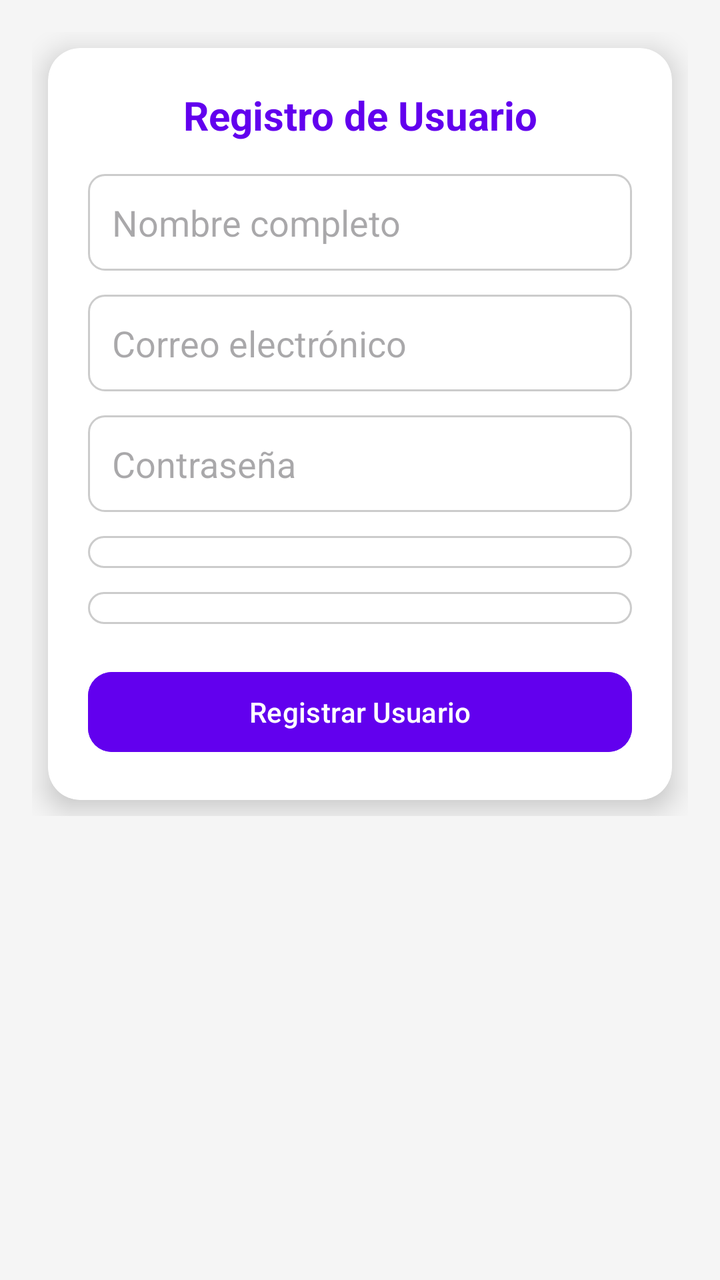
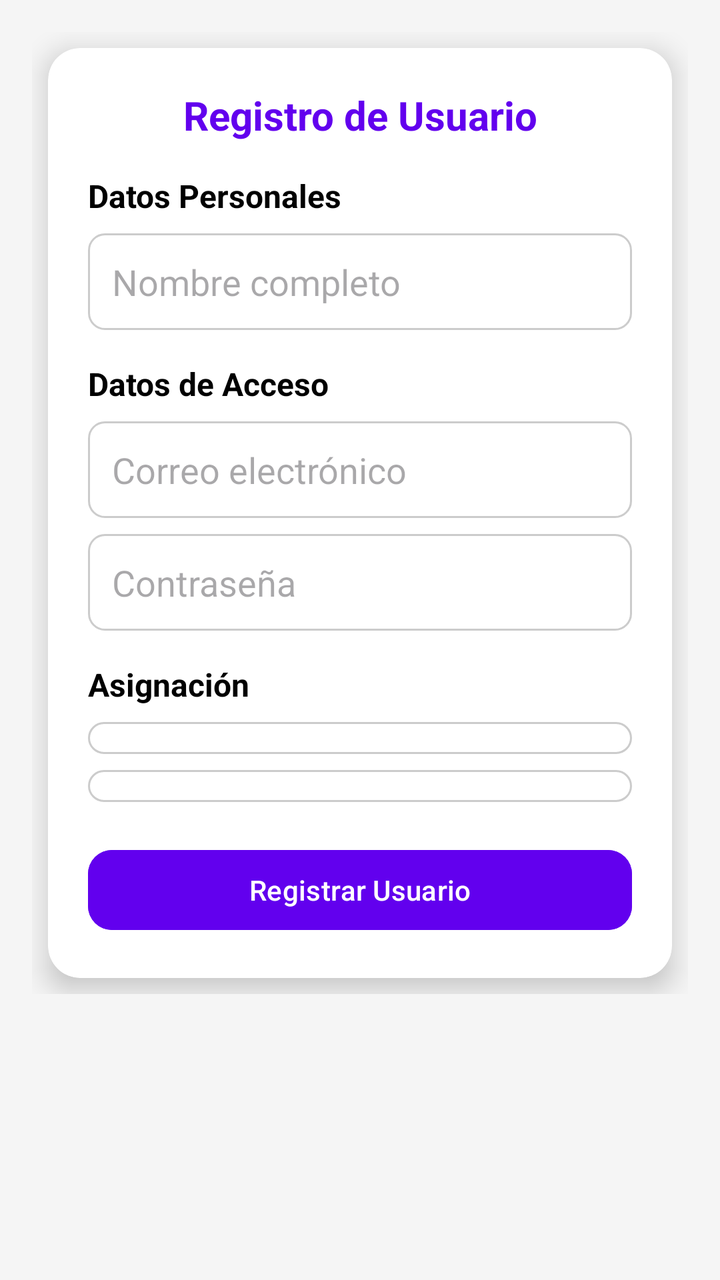

Before-and-after screenshots of an Android layout around one commit, followed by the original layout XML and the change that was made.
<!-- AndroidManifest.xml: application theme Theme.ProyectoAppCBT -->
<!-- res/layout/activity_registrar_usuario.xml -->
<?xml version="1.0" encoding="utf-8"?>
<ScrollView xmlns:android="http://schemas.android.com/apk/res/android"
    xmlns:app="http://schemas.android.com/apk/res-auto"
    android:layout_width="match_parent"
    android:layout_height="match_parent"
    android:background="#F5F5F5">

    <androidx.constraintlayout.widget.ConstraintLayout
        android:id="@+id/clRegistrarUsuario"
        android:layout_width="match_parent"
        android:layout_height="wrap_content"
        android:padding="16dp">

        
        <androidx.cardview.widget.CardView
            android:id="@+id/cardRegistrar"
            android:layout_width="0dp"
            android:layout_height="wrap_content"
            android:layout_margin="8dp"
            app:cardCornerRadius="16dp"
            app:cardElevation="8dp"
            app:layout_constraintTop_toTopOf="parent"
            app:layout_constraintBottom_toBottomOf="parent"
            app:layout_constraintStart_toStartOf="parent"
            app:layout_constraintEnd_toEndOf="parent">

            <androidx.constraintlayout.widget.ConstraintLayout
                android:layout_width="match_parent"
                android:layout_height="wrap_content"
                android:padding="20dp">

                
                <TextView
                    android:id="@+id/tvTitulo"
                    android:layout_width="0dp"
                    android:layout_height="wrap_content"
                    android:text="Registro de Usuario"
                    android:textSize="20sp"
                    android:textStyle="bold"
                    android:textColor="#6200EE"
                    android:gravity="center"
                    app:layout_constraintTop_toTopOf="parent"
                    app:layout_constraintStart_toStartOf="parent"
                    app:layout_constraintEnd_toEndOf="parent" />

                
                <EditText
                    android:id="@+id/etNombre"
                    android:layout_width="0dp"
                    android:layout_height="wrap_content"
                    android:hint="Nombre completo"
                    android:inputType="textPersonName"
                    android:background="@drawable/bg_edittext"
                    android:padding="12dp"
                    android:layout_marginTop="16dp"
                    app:layout_constraintTop_toBottomOf="@id/tvTitulo"
                    app:layout_constraintStart_toStartOf="parent"
                    app:layout_constraintEnd_toEndOf="parent" />

                
                <EditText
                    android:id="@+id/etEmail"
                    android:layout_width="0dp"
                    android:layout_height="wrap_content"
                    android:hint="Correo electrónico"
                    android:inputType="textEmailAddress"
                    android:background="@drawable/bg_edittext"
                    android:padding="12dp"
                    android:layout_marginTop="12dp"
                    app:layout_constraintTop_toBottomOf="@id/etNombre"
                    app:layout_constraintStart_toStartOf="parent"
                    app:layout_constraintEnd_toEndOf="parent" />

                
                <EditText
                    android:id="@+id/etPassword"
                    android:layout_width="0dp"
                    android:layout_height="wrap_content"
                    android:hint="Contraseña"
                    android:inputType="textPassword"
                    android:background="@drawable/bg_edittext"
                    android:padding="12dp"
                    android:layout_marginTop="12dp"
                    app:layout_constraintTop_toBottomOf="@id/etEmail"
                    app:layout_constraintStart_toStartOf="parent"
                    app:layout_constraintEnd_toEndOf="parent" />

                
                <Spinner
                    android:id="@+id/spinnerRol"
                    android:layout_width="0dp"
                    android:layout_height="wrap_content"
                    android:background="@drawable/bg_spinner"
                    android:padding="8dp"
                    android:layout_marginTop="12dp"
                    app:layout_constraintTop_toBottomOf="@id/etPassword"
                    app:layout_constraintStart_toStartOf="parent"
                    app:layout_constraintEnd_toEndOf="parent" />

                
                <Spinner
                    android:id="@+id/spinnerArea"
                    android:layout_width="0dp"
                    android:layout_height="wrap_content"
                    android:background="@drawable/bg_spinner"
                    android:padding="8dp"
                    android:layout_marginTop="12dp"
                    app:layout_constraintTop_toBottomOf="@id/spinnerRol"
                    app:layout_constraintStart_toStartOf="parent"
                    app:layout_constraintEnd_toEndOf="parent" />

                
                <Button
                    android:id="@+id/btnRegistrarUsuario"
                    android:layout_width="0dp"
                    android:layout_height="wrap_content"
                    android:text="Registrar Usuario"
                    android:backgroundTint="#6200EE"
                    android:textColor="#FFFFFF"
                    android:layout_marginTop="20dp"
                    app:cornerRadius="12dp"
                    app:layout_constraintTop_toBottomOf="@id/spinnerArea"
                    app:layout_constraintStart_toStartOf="parent"
                    app:layout_constraintEnd_toEndOf="parent" />

            </androidx.constraintlayout.widget.ConstraintLayout>
        </androidx.cardview.widget.CardView>

    </androidx.constraintlayout.widget.ConstraintLayout>
</ScrollView>
<!-- resources referenced by this layout -->
<resources>
  <!-- drawable bg_edittext (drawable) -->
  <shape xmlns:android="http://schemas.android.com/apk/res/android"
      android:shape="rectangle">
      <solid android:color="#FFFFFF"/>
      <corners android:radius="8dp"/>
      <stroke android:width="1dp" android:color="#CCCCCC"/>
  </shape>
  <!-- drawable bg_spinner (drawable) -->
  <shape xmlns:android="http://schemas.android.com/apk/res/android"
      android:shape="rectangle">
      <solid android:color="#FFFFFF"/>
      <corners android:radius="8dp"/>
      <stroke android:width="1dp" android:color="#CCCCCC"/>
  </shape>
  <style name="Theme.ProyectoAppCBT" parent="Base.Theme.ProyectoAppCBT" />
  <style name="Base.Theme.ProyectoAppCBT" parent="Theme.Material3.DayNight.NoActionBar">
          
          
      </style>
</resources>

<!-- the commit's change to res/layout/activity_registrar_usuario.xml (unified diff, before → after) -->
@@ -44,6 +44,19 @@
                     app:layout_constraintEnd_toEndOf="parent" />
 
                 
+                <TextView
+                    android:id="@+id/tvDatosPersonales"
+                    android:layout_width="0dp"
+                    android:layout_height="wrap_content"
+                    android:text="Datos Personales"
+                    android:textSize="16sp"
+                    android:textStyle="bold"
+                    android:textColor="#000000"
+                    android:layout_marginTop="16dp"
+                    app:layout_constraintTop_toBottomOf="@id/tvTitulo"
+                    app:layout_constraintStart_toStartOf="parent"
+                    app:layout_constraintEnd_toEndOf="parent" />
+
                 <EditText
                     android:id="@+id/etNombre"
                     android:layout_width="0dp"
@@ -52,12 +65,25 @@
                     android:inputType="textPersonName"
                     android:background="@drawable/bg_edittext"
                     android:padding="12dp"
-                    android:layout_marginTop="16dp"
-                    app:layout_constraintTop_toBottomOf="@id/tvTitulo"
-                    app:layout_constraintStart_toStartOf="parent"
-                    app:layout_constraintEnd_toEndOf="parent" />
-
-                
+                    android:layout_marginTop="8dp"
+                    app:layout_constraintTop_toBottomOf="@id/tvDatosPersonales"
+                    app:layout_constraintStart_toStartOf="parent"
+                    app:layout_constraintEnd_toEndOf="parent" />
+
+                
+                <TextView
+                    android:id="@+id/tvDatosAcceso"
+                    android:layout_width="0dp"
+                    android:layout_height="wrap_content"
+                    android:text="Datos de Acceso"
+                    android:textSize="16sp"
+                    android:textStyle="bold"
+                    android:textColor="#000000"
+                    android:layout_marginTop="16dp"
+                    app:layout_constraintTop_toBottomOf="@id/etNombre"
+                    app:layout_constraintStart_toStartOf="parent"
+                    app:layout_constraintEnd_toEndOf="parent" />
+
                 <EditText
                     android:id="@+id/etEmail"
                     android:layout_width="0dp"
@@ -66,12 +92,11 @@
                     android:inputType="textEmailAddress"
                     android:background="@drawable/bg_edittext"
                     android:padding="12dp"
-                    android:layout_marginTop="12dp"
-                    app:layout_constraintTop_toBottomOf="@id/etNombre"
-                    app:layout_constraintStart_toStartOf="parent"
-                    app:layout_constraintEnd_toEndOf="parent" />
-
-                
+                    android:layout_marginTop="8dp"
+                    app:layout_constraintTop_toBottomOf="@id/tvDatosAcceso"
+                    app:layout_constraintStart_toStartOf="parent"
+                    app:layout_constraintEnd_toEndOf="parent" />
+
                 <EditText
                     android:id="@+id/etPassword"
                     android:layout_width="0dp"
@@ -80,34 +105,144 @@
                     android:inputType="textPassword"
                     android:background="@drawable/bg_edittext"
                     android:padding="12dp"
-                    android:layout_marginTop="12dp"
+                    android:layout_marginTop="8dp"
                     app:layout_constraintTop_toBottomOf="@id/etEmail"
                     app:layout_constraintStart_toStartOf="parent"
                     app:layout_constraintEnd_toEndOf="parent" />
 
                 
+                <TextView
+                    android:id="@+id/tvAsignacion"
+                    android:layout_width="0dp"
+                    android:layout_height="wrap_content"
+                    android:text="Asignación"
+                    android:textSize="16sp"
+                    android:textStyle="bold"
+                    android:textColor="#000000"
+                    android:layout_marginTop="16dp"
+                    app:layout_constraintTop_toBottomOf="@id/etPassword"
+                    app:layout_constraintStart_toStartOf="parent"
+                    app:layout_constraintEnd_toEndOf="parent" />
+
                 <Spinner
                     android:id="@+id/spinnerRol"
                     android:layout_width="0dp"
                     android:layout_height="wrap_content"
                     android:background="@drawable/bg_spinner"
                     android:padding="8dp"
-                    android:layout_marginTop="12dp"
-                    app:layout_constraintTop_toBottomOf="@id/etPassword"
-                    app:layout_constraintStart_toStartOf="parent"
-                    app:layout_constraintEnd_toEndOf="parent" />
-
-                
+                    android:layout_marginTop="8dp"
+                    app:layout_constraintTop_toBottomOf="@id/tvAsignacion"
+                    app:layout_constraintStart_toStartOf="parent"
+                    app:layout_constraintEnd_toEndOf="parent" />
+
                 <Spinner
                     android:id="@+id/spinnerArea"
                     android:layout_width="0dp"
                     android:layout_height="wrap_content"
                     android:background="@drawable/bg_spinner"
                     android:padding="8dp"
-                    android:layout_marginTop="12dp"
+                    android:layout_marginTop="8dp"
                     app:layout_constraintTop_toBottomOf="@id/spinnerRol"
                     app:layout_constraintStart_toStartOf="parent"
                     app:layout_constraintEnd_toEndOf="parent" />
+
+                
+                <LinearLayout
+                    android:id="@+id/layoutDatosTrabajador"
+                    android:layout_width="0dp"
+                    android:layout_height="wrap_content"
+                    android:orientation="vertical"
+                    android:layout_marginTop="16dp"
+                    android:visibility="gone"
+                    app:layout_constraintTop_toBottomOf="@id/spinnerArea"
+                    app:layout_constraintStart_toStartOf="parent"
+                    app:layout_constraintEnd_toEndOf="parent">
+
+                    <TextView
+                        android:id="@+id/tvDatosLaborales"
+                        android:layout_width="match_parent"
+                        android:layout_height="wrap_content"
+                        android:text="Datos Laborales"
+                        android:textSize="16sp"
+                        android:textStyle="bold"
+                        android:textColor="#000000"
+                        android:layout_marginBottom="8dp" />
+
+                    <EditText
+                        android:id="@+id/etDNI"
+                        android:layout_width="match_parent"
+                        android:layout_height="wrap_content"
+                        android:hint="DNI"
+                        android:inputType="number"
+                        android:background="@drawable/bg_edittext"
+                        android:padding="12dp"
+                        android:layout_marginBottom="8dp" />
+
+                    <EditText
+                        android:id="@+id/etTelefono"
+                        android:layout_width="match_parent"
+                        android:layout_height="wrap_content"
+                        android:hint="Teléfono"
+                        android:inputType="phone"
+                        android:background="@drawable/bg_edittext"
+                        android:padding="12dp"
+                        android:layout_marginBottom="8dp" />
+
+                    <EditText
+                        android:id="@+id/etDireccion"
+                        android:layout_width="match_parent"
+                        android:layout_height="wrap_content"
+                        android:hint="Dirección"
+                        android:inputType="textPostalAddress"
+                        android:background="@drawable/bg_edittext"
+                        android:padding="12dp"
+                        android:layout_marginBottom="8dp" />
+
+                    <EditText
+                        android:id="@+id/etFechaIngreso"
+                        android:layout_width="match_parent"
+                        android:layout_height="wrap_content"
+                        android:hint="Fecha de Ingreso (YYYY-MM-DD)"
+                        android:inputType="date"
+                        android:background="@drawable/bg_edittext"
+                        android:padding="12dp"
+                        android:layout_marginBottom="8dp" />
+                </LinearLayout>
+
+                <LinearLayout
+                    android:id="@+id/layoutDatosAdministrador"
+                    android:layout_width="0dp"
+                    android:layout_height="wrap_content"
+                    android:orientation="vertical"
+                    android:layout_marginTop="16dp"
+                    android:visibility="gone"
+                    app:layout_constraintTop_toBottomOf="@id/layoutDatosTrabajador"
+                    app:layout_constraintStart_toStartOf="parent"
+                    app:layout_constraintEnd_toEndOf="parent">
+
+                    <TextView
+                        android:layout_width="match_parent"
+                        android:layout_height="wrap_content"
+                        android:text="Opciones de Administrador"
+                        android:textSize="16sp"
+                        android:textStyle="bold"
+                        android:textColor="#000000"
+                        android:layout_marginBottom="8dp" />
+
+                    <CheckBox
+                        android:id="@+id/cbGestionUsuarios"
+                        android:layout_width="match_parent"
+                        android:layout_height="wrap_content"
+                        android:text="Puede gestionar usuarios"
+                        android:layout_marginBottom="8dp" />
+
+                    <CheckBox
+                        android:id="@+id/cbVerReportes"
+                        android:layout_width="match_parent"
+                        android:layout_height="wrap_content"
+                        android:text="Puede ver reportes de todas las áreas"
+                        android:layout_marginBottom="8dp" />
+                </LinearLayout>
 
                 
                 <Button
@@ -119,7 +254,7 @@
                     android:textColor="#FFFFFF"
                     android:layout_marginTop="20dp"
                     app:cornerRadius="12dp"
-                    app:layout_constraintTop_toBottomOf="@id/spinnerArea"
+                    app:layout_constraintTop_toBottomOf="@id/layoutDatosTrabajador"
                     app:layout_constraintStart_toStartOf="parent"
                     app:layout_constraintEnd_toEndOf="parent" />
 
